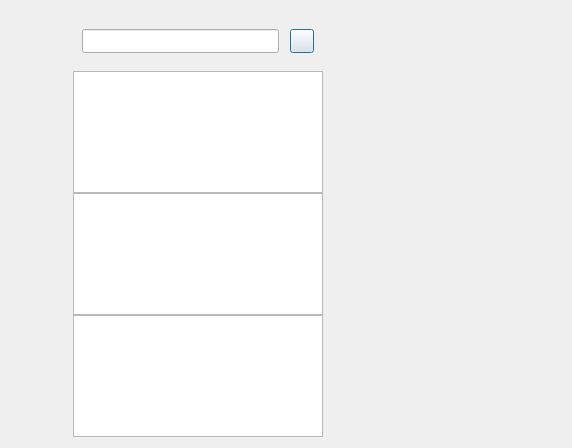
Above: Client/chat/chatdialog.ui from sxhwg/QTChat before the change. Below: the same form after it.
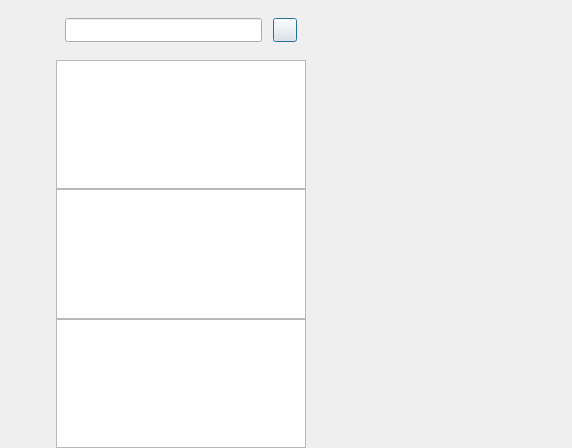
That is the form after the change. Custom widgets are drawn as their Qt base class.

Diff of the .ui file:
```diff
--- a/Client/chat/chatdialog.ui
+++ b/Client/chat/chatdialog.ui
@@ -14,6 +14,21 @@
    <string>Dialog</string>
   </property>
   <layout class="QHBoxLayout" name="horizontalLayout">
+   <property name="spacing">
+    <number>0</number>
+   </property>
+   <property name="leftMargin">
+    <number>0</number>
+   </property>
+   <property name="topMargin">
+    <number>0</number>
+   </property>
+   <property name="rightMargin">
+    <number>0</number>
+   </property>
+   <property name="bottomMargin">
+    <number>0</number>
+   </property>
    <item>
     <widget class="QWidget" name="side_bar" native="true">
      <property name="sizePolicy">
@@ -136,10 +151,13 @@
         <property name="orientation">
          <enum>Qt::Orientation::Vertical</enum>
         </property>
+        <property name="sizeType">
+         <enum>QSizePolicy::Policy::Expanding</enum>
+        </property>
         <property name="sizeHint" stdset="0">
          <size>
-          <width>20</width>
-          <height>40</height>
+          <width>0</width>
+          <height>700</height>
          </size>
         </property>
        </spacer>
```
Left out of the diff: 3 changed lines with no effect on the pictures.
